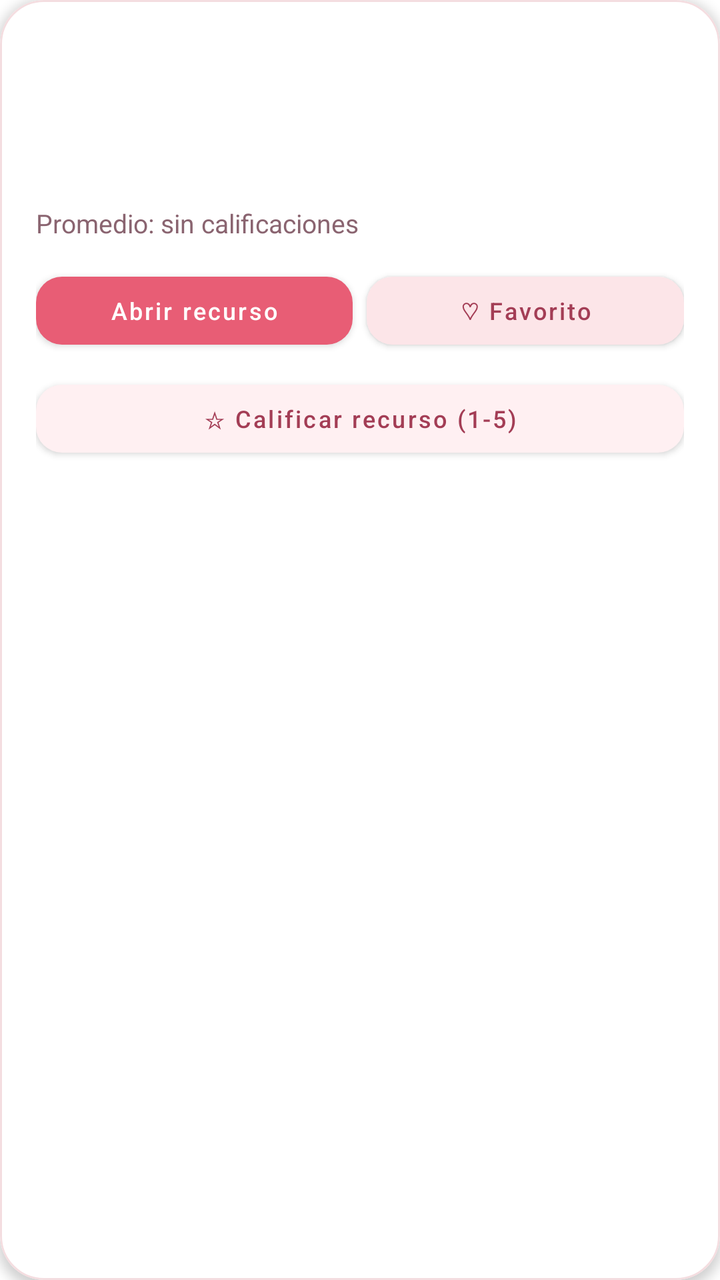
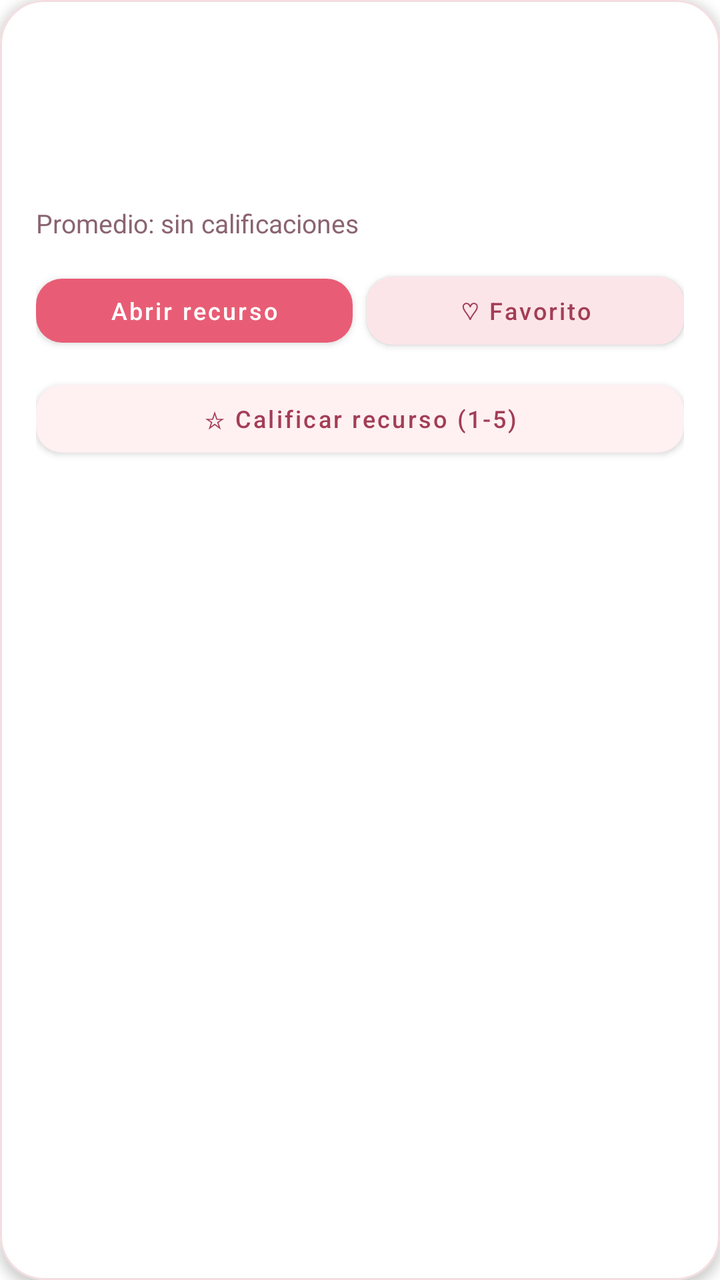

Screens rendered from an Android XML layout before and after an edit, with the pre-edit source and the edit as a unified diff.
<!-- AndroidManifest.xml: application theme Theme.AprendeApp -->
<!-- res/layout/item_resource.xml -->
<?xml version="1.0" encoding="utf-8"?>
<com.google.android.material.card.MaterialCardView
    xmlns:android="http://schemas.android.com/apk/res/android"
    xmlns:app="http://schemas.android.com/apk/res-auto"
    android:layout_width="match_parent"
    android:layout_height="wrap_content"
    android:layout_marginBottom="14dp"
    app:cardBackgroundColor="#FFFFFF"
    app:cardCornerRadius="22dp"
    app:cardElevation="3dp"
    app:strokeColor="#F4DDE0"
    app:strokeWidth="1dp">

    <LinearLayout
        android:layout_width="match_parent"
        android:layout_height="wrap_content"
        android:orientation="vertical"
        android:padding="18dp">

        <ImageView
            android:id="@+id/imgResource"
            android:layout_width="match_parent"
            android:layout_height="150dp"
            android:scaleType="centerCrop"
            android:contentDescription="Imagen del recurso"
            android:visibility="gone" />

        <TextView
            android:id="@+id/txtTitle"
            android:layout_width="match_parent"
            android:layout_height="wrap_content"
            android:textColor="#743344"
            android:textSize="19sp"
            android:textStyle="bold" />

        <TextView
            android:id="@+id/txtType"
            android:layout_width="match_parent"
            android:layout_height="wrap_content"
            android:paddingTop="5dp"
            android:textColor="#D94F6B"
            android:textStyle="bold" />

        <TextView
            android:id="@+id/txtDescription"
            android:layout_width="match_parent"
            android:layout_height="wrap_content"
            android:paddingTop="8dp"
            android:textColor="#66545A"
            android:textSize="14sp" />

        <TextView
            android:id="@+id/txtRating"
            android:layout_width="match_parent"
            android:layout_height="wrap_content"
            android:paddingTop="8dp"
            android:text="Promedio: sin calificaciones"
            android:textColor="#8A6470"
            android:textSize="13sp" />

        
        <LinearLayout
            android:layout_width="match_parent"
            android:layout_height="wrap_content"
            android:layout_marginTop="12dp"
            android:orientation="horizontal">

            <com.google.android.material.button.MaterialButton
                android:id="@+id/btnOpen"
                android:layout_width="0dp"
                android:layout_height="46dp"
                android:layout_weight="1"
                android:text="Abrir recurso"
                android:textAllCaps="false"
                android:textColor="#FFFFFF"
                android:textSize="12sp"
                app:backgroundTint="#E85D75"
                app:cornerRadius="13dp" />

            <com.google.android.material.button.MaterialButton
                android:id="@+id/btnFavorite"
                android:layout_width="0dp"
                android:layout_height="46dp"
                android:layout_marginStart="7dp"
                android:layout_weight="1"
                android:text="♡ Favorito"
                android:textAllCaps="false"
                android:textColor="#A33D55"
                android:textSize="12sp"
                app:backgroundTint="#FCE5E8"
                app:cornerRadius="13dp" />

        </LinearLayout>

        
        <LinearLayout
            android:id="@+id/teacherActions"
            android:layout_width="match_parent"
            android:layout_height="wrap_content"
            android:layout_marginTop="8dp"
            android:orientation="horizontal"
            android:visibility="gone">

            <com.google.android.material.button.MaterialButton
                android:id="@+id/btnEdit"
                android:layout_width="0dp"
                android:layout_height="44dp"
                android:layout_weight="1"
                android:text="Editar"
                android:textAllCaps="false"
                android:textColor="#FFFFFF"
                app:backgroundTint="#A45B6B"
                app:cornerRadius="12dp" />

            <com.google.android.material.button.MaterialButton
                android:id="@+id/btnDelete"
                android:layout_width="0dp"
                android:layout_height="44dp"
                android:layout_marginStart="7dp"
                android:layout_weight="1"
                android:text="Eliminar"
                android:textAllCaps="false"
                android:textColor="#FFFFFF"
                app:backgroundTint="#C85B69"
                app:cornerRadius="12dp" />

        </LinearLayout>

        
        <com.google.android.material.button.MaterialButton
            android:id="@+id/btnRate"
            android:layout_width="match_parent"
            android:layout_height="46dp"
            android:layout_marginTop="8dp"
            android:text="☆ Calificar recurso (1-5)"
            android:textAllCaps="false"
            android:textColor="#A33D55"
            android:textSize="12sp"
            app:backgroundTint="#FFF0F2"
            app:cornerRadius="13dp" />

    </LinearLayout>

</com.google.android.material.card.MaterialCardView>
<!-- resources referenced by this layout -->
<resources>
  <style name="Theme.AprendeApp" parent="Theme.MaterialComponents.DayNight.NoActionBar">
          <item name="colorPrimary">#7C4DFF</item>
          <item name="colorPrimaryVariant">#512DA8</item>
          <item name="colorSecondary">#FFB74D</item>
          <item name="android:statusBarColor">#512DA8</item>
          <item name="android:navigationBarColor">#FFFFFF</item>
          <item name="android:windowLightNavigationBar">true</item>
      </style>
</resources>

<!-- the commit's change to res/layout/item_resource.xml (unified diff, before → after) -->
@@ -68,7 +68,7 @@
             <com.google.android.material.button.MaterialButton
                 android:id="@+id/btnOpen"
                 android:layout_width="0dp"
-                android:layout_height="46dp"
+                android:layout_height="44dp"
                 android:layout_weight="1"
                 android:text="Abrir recurso"
                 android:textAllCaps="false"
